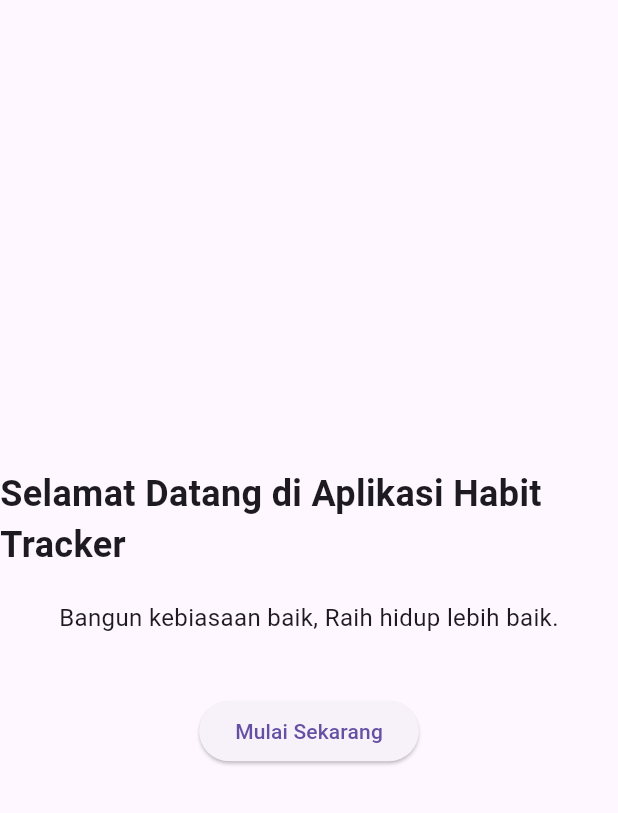
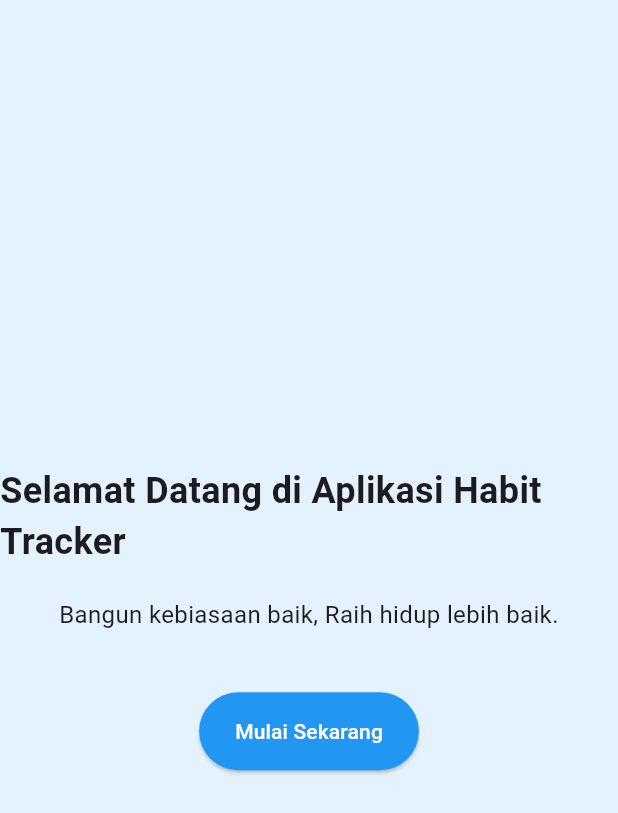
Before and after one commit to anggunn03/habit, a Flutter app: the screen it shows after launch, on a phone screen of 412 x 824 dp. Shown: the top 813 px of the screen. Run offline on Flutter 3.47's test engine with Material 3 defaults, Android fonts, the phone set to English and light mode, and no system bars; our stand-ins replace supabase_flutter; accounts and stored records are empty.

```diff
--- a/lib/main.dart
+++ b/lib/main.dart
@@ -1,4 +1,5 @@
 import 'package:flutter/material.dart';
+import 'package:flutter/widgets.dart';
 import 'package:supabase_flutter/supabase_flutter.dart';
 import 'package:habit/page/welcome_page.dart';
 import 'package:habit/page/home_page.dart';
@@ -17,6 +18,10 @@ class MainApp extends StatelessWidget {
   Widget build(BuildContext context) {
     return MaterialApp(
       debugShowCheckedModeBanner: false,
+      theme: ThemeData(
+        scaffoldBackgroundColor: Colors.blue[50],
+      )
+      ,
       initialRoute: '/welcome',
       routes: {
         '/welcome': (context) => const WelcomePage(),
--- a/lib/page/welcome_page.dart
+++ b/lib/page/welcome_page.dart
@@ -24,10 +24,21 @@ class WelcomePage extends StatelessWidget {
             ),
             const SizedBox(height : 40),
             ElevatedButton(
+              style: ElevatedButton.styleFrom(
+                backgroundColor: Colors.blue,
+                foregroundColor: Colors.white,
+                shape: RoundedRectangleBorder(
+                  borderRadius: BorderRadius.circular(30),
+                ),
+                padding: const EdgeInsets.symmetric(vertical: 16),
+              ),
               onPressed: () {
                 Navigator.pushNamed(context, '/home/page');
               },
-              child: const Text('Mulai Sekarang'),
+              child: const Padding(
+                padding: EdgeInsets.symmetric(horizontal: 24),
+                child: Text('Mulai Sekarang'),
+              )
             ),
           ],
         )),
```
Also changed, not shown: lib/page/home_page.dart (+6 -4 lines).
